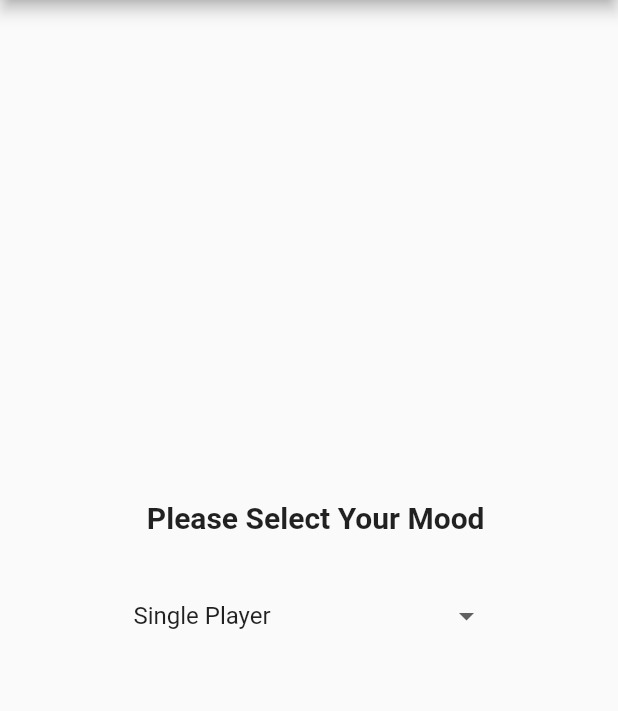
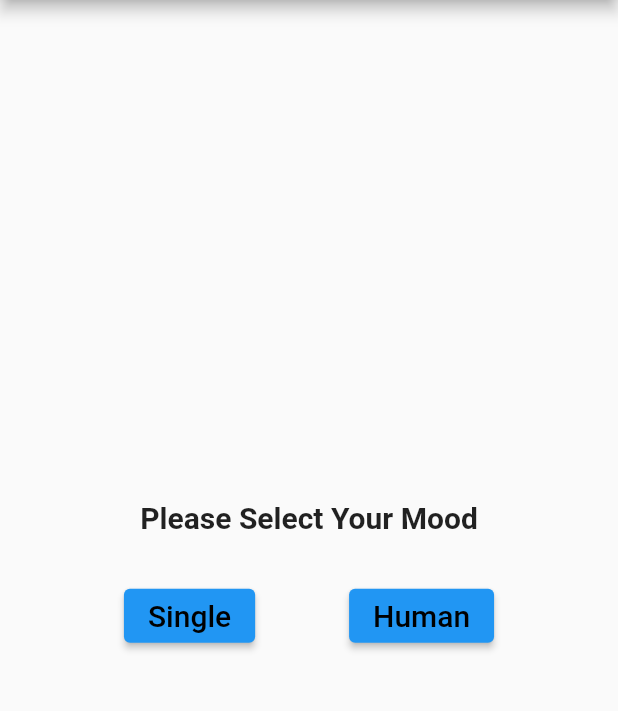
Before and after one commit to khandaker-shamsul-arafen/tic_tactoe_game, a Flutter app: the screen it shows after launch, on a phone screen of 412 x 824 dp, the part 84-795 px from its top. Run offline on Flutter 3.47's test engine with Material 2 defaults, Android fonts, the phone set to English and light mode, and no system bars; our stand-ins replace get.

```diff
--- a/lib/app/modules/home/views/home_view.dart
+++ b/lib/app/modules/home/views/home_view.dart
@@ -15,13 +15,12 @@ class HomeView extends GetView<HomeController> {
         title: const Text('TicTac Game'),
         centerTitle: true,
       ),
-      body: Obx(() {
-        return Padding(
-          padding: const EdgeInsets.symmetric(horizontal: 0.0, vertical: 0),
+      body: Padding(
+        padding: const EdgeInsets.symmetric(horizontal: 20.0, vertical: 0),
         child: Center(
           child: Column(
             mainAxisAlignment: MainAxisAlignment.center,
-              crossAxisAlignment: CrossAxisAlignment.end,
+            // crossAxisAlignment: CrossAxisAlignment.end,
             children: <Widget>[
               const Text(
                 "Please Select Your Mood",
@@ -31,45 +30,73 @@ class HomeView extends GetView<HomeController> {
                 height: 10,
               ),
               const SizedBox(height: 20),
-                DropdownButtonHideUnderline(
-                  child: DropdownButton(
-                    dropdownColor: Colors.white70,
-                    value: controller.selectedPlayer.value,
-                    items: controller.ddl.value.map((String items) {
-                      return DropdownMenuItem(
-                        value: items,
-                        child: Text(
-                          items,
-                        ),
-                      );
-                    }).toList(),
-                    onChanged: (value) {
-                      controller.selectedPlayer.value = value!;
-                      switch (value) {
-                        case "Single Player":
+              // DropdownButtonHideUnderline(
+              //   child: DropdownButton(
+              //     dropdownColor: Colors.white70,
+              //     value: controller.selectedPlayer.value,
+              //     items: controller.ddl.value.map((String items) {
+              //       return DropdownMenuItem(
+              //         value: items,
+              //         child: Text(
+              //           items,
+              //         ),
+              //       );
+              //     }).toList(),
+              //     onChanged: (value) {
+              //       controller.selectedPlayer.value = value!;
+              //       switch (value) {
+              //         case "Single Player":
+              //           Get.toNamed(Routes.SINGLE_PLAYER);
+              //           break;
+              //         case "Human Player":
+              //           Get.toNamed(Routes.HUMAN);
+              //           break;
+              //       }
+              //     },
+              //     hint: Container(
+              //       alignment: Alignment.centerRight,
+              //       width: 210,
+              //       child: const Text(
+              //         'Select Player',
+              //         textAlign: TextAlign.end,
+              //         style: TextStyle(backgroundColor: Colors.amber),
+              //       ),
+              //     ),
+              //   ),
+              // ),
+              Row(
+                mainAxisAlignment: MainAxisAlignment.spaceEvenly,
+                children: [
+                  ElevatedButton(
+                    onPressed: () {
                       Get.toNamed(Routes.SINGLE_PLAYER);
-                          break;
-                        case "Human Player":
-                          Get.toNamed(Routes.HUMAN);
-                          break;
-                      }
                     },
-                    hint: Container(
-                      alignment: Alignment.centerRight,
-                      width: 210,
+                    style:
+                        ElevatedButton.styleFrom(foregroundColor: Colors.red),
+                    //resetGame2,
                     child: const Text(
-                        'Select Player',
-                        textAlign: TextAlign.end,
-                        style: TextStyle(backgroundColor: Colors.amber),
+                      "Single",
+                      style: TextStyle(color: Colors.black, fontSize: 20),
                     ),
                   ),
+                  ElevatedButton(
+                    onPressed: () {
+                      Get.toNamed(Routes.HUMAN);
+                    },
+                    style:
+                        ElevatedButton.styleFrom(foregroundColor: Colors.red),
+                    //resetGame2,
+                    child: const Text(
+                      "Human",
+                      style: TextStyle(color: Colors.black, fontSize: 20),
                     ),
                   ),
                 ],
               ),
+            ],
           ),
-        );
-      }),
+        ),
+      ),
     );
   }
 }
```
Also changed, not shown: lib/app/modules/human/controllers/human_controller.dart (+14 -7 lines), lib/app/modules/human/views/human_view.dart (+28 -6 lines), lib/app/modules/singlePlayer/controllers/single_player_controller.dart (+14 -0 lines), lib/app/modules/singlePlayer/views/single_player_view.dart (+19 -5 lines). Lines whose indentation alone changed are shown as unchanged.
